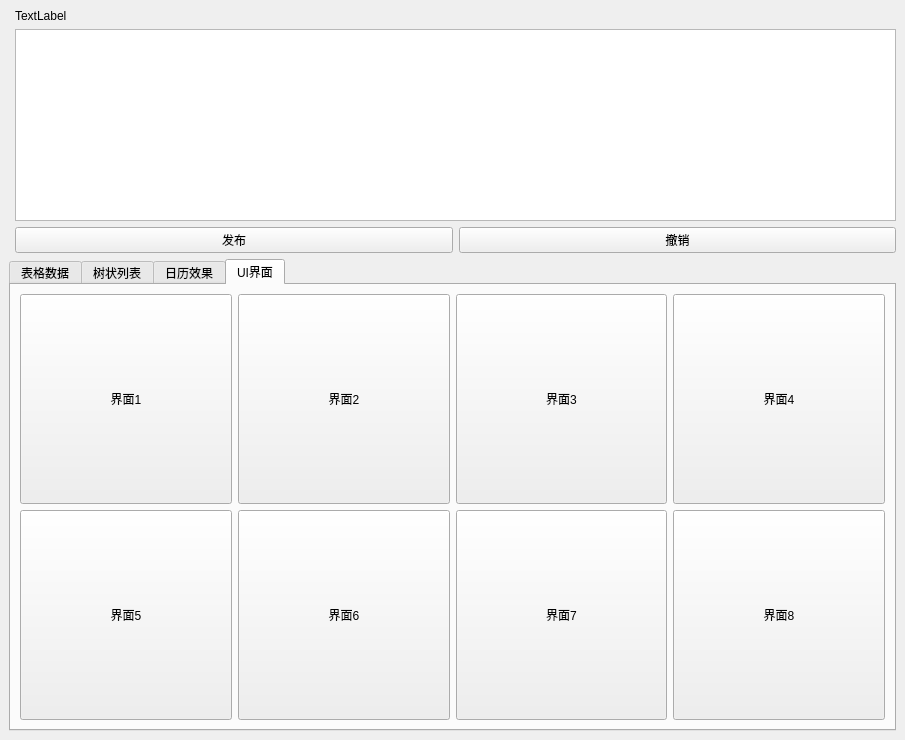
This is CovidSystemControl/CovidSystemControl.ui in fyhhhh/Cov19System as Qt 5 draws it before an edit. The edited form follows.
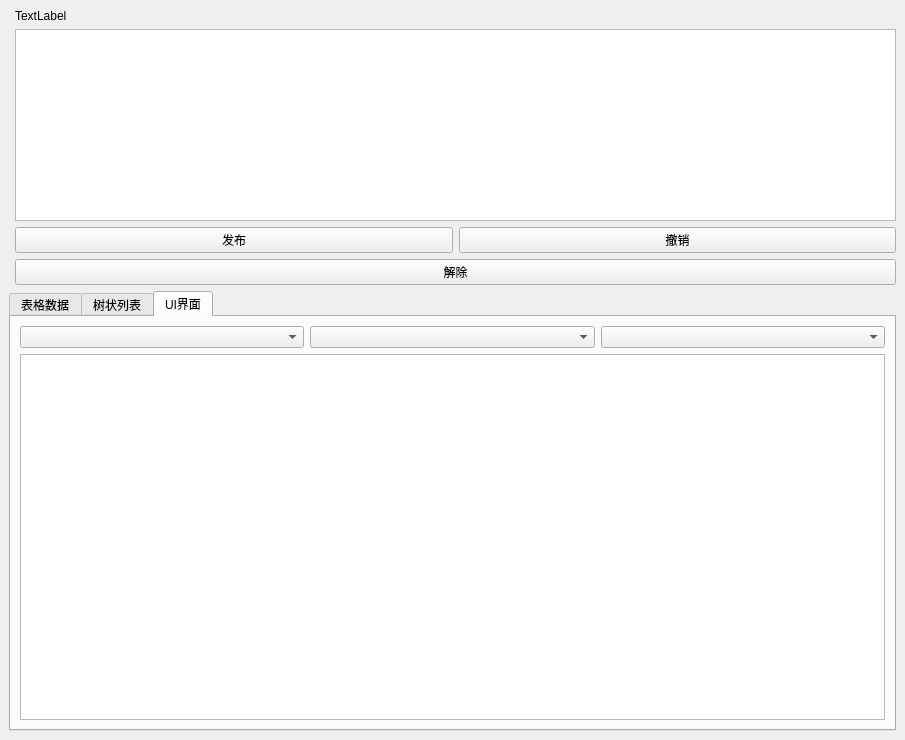
This is the edited form. The open tabs and pages were chosen to show the change.

Patch:
```diff
--- a/CovidSystemControl/CovidSystemControl.ui
+++ b/CovidSystemControl/CovidSystemControl.ui
@@ -14,19 +14,26 @@
    <string>MainWindow</string>
   </property>
   <widget class="QWidget" name="centralwidget">
-   <layout class="QGridLayout" name="gridLayout_7" rowstretch="0,0,0,0,0,0" columnstretch="0,0">
+   <layout class="QGridLayout" name="gridLayout_7" rowstretch="0,0,0,0,0,0,0" columnstretch="0,0">
+    <item row="5" column="1">
+     <widget class="QPushButton" name="pushButton_relieve">
+      <property name="text">
+       <string>解除</string>
+      </property>
+     </widget>
+    </item>
     <item row="4" column="1">
      <layout class="QHBoxLayout" name="horizontalLayout_7">
-      <item>
-       <widget class="QPushButton" name="pushButton_cancel">
-        <property name="text">
-         <string>发布</string>
-        </property>
-       </widget>
-      </item>
       <item>
        <widget class="QPushButton" name="pushButton_release">
         <property name="text">
+         <string>发布</string>
+        </property>
+       </widget>
+      </item>
+      <item>
+       <widget class="QPushButton" name="pushButton_cancel">
+        <property name="text">
          <string>撤销</string>
         </property>
        </widget>
@@ -43,7 +50,18 @@
       </property>
      </widget>
     </item>
-    <item row="5" column="0" colspan="2">
+    <item row="2" column="1" rowspan="2">
+     <widget class="QTextBrowser" name="txtMain">
+      <property name="html">
+       <string>&lt;!DOCTYPE HTML PUBLIC &quot;-//W3C//DTD HTML 4.0//EN&quot; &quot;http://www.w3.org/TR/REC-html40/strict.dtd&quot;&gt;
+&lt;html&gt;&lt;head&gt;&lt;meta name=&quot;qrichtext&quot; content=&quot;1&quot; /&gt;&lt;style type=&quot;text/css&quot;&gt;
+p, li { white-space: pre-wrap; }
+&lt;/style&gt;&lt;/head&gt;&lt;body style=&quot; font-family:'SimSun'; font-size:11.25pt; font-weight:400; font-style:normal;&quot;&gt;
+&lt;p style=&quot;-qt-paragraph-type:empty; margin-top:0px; margin-bottom:0px; margin-left:0px; margin-right:0px; -qt-block-indent:0; text-indent:0px; font-family:'SimSun'; font-size:9pt;&quot;&gt;&lt;br /&gt;&lt;/p&gt;&lt;/body&gt;&lt;/html&gt;</string>
+      </property>
+     </widget>
+    </item>
+    <item row="6" column="0" colspan="2">
      <widget class="QTabWidget" name="tabWidget">
       <property name="currentIndex">
        <number>0</number>
@@ -86,131 +104,26 @@
         </item>
        </layout>
       </widget>
-      <widget class="QWidget" name="tab5">
-       <attribute name="title">
-        <string>日历效果</string>
-       </attribute>
-       <layout class="QHBoxLayout" name="horizontalLayout_5">
-        <item>
-         <widget class="QCalendarWidget" name="calendarWidget1"/>
-        </item>
-        <item>
-         <widget class="QCalendarWidget" name="calendarWidget2">
-          <property name="gridVisible">
-           <bool>true</bool>
-          </property>
-         </widget>
-        </item>
-       </layout>
-      </widget>
       <widget class="QWidget" name="tab9">
        <attribute name="title">
         <string>UI界面</string>
        </attribute>
-       <layout class="QGridLayout" name="gridLayout_4">
-        <item row="0" column="0">
-         <widget class="QPushButton" name="btnUIDemo1">
-          <property name="sizePolicy">
-           <sizepolicy hsizetype="Minimum" vsizetype="Expanding">
-            <horstretch>0</horstretch>
-            <verstretch>0</verstretch>
-           </sizepolicy>
-          </property>
-          <property name="text">
-           <string>界面1</string>
-          </property>
-         </widget>
-        </item>
-        <item row="0" column="1">
-         <widget class="QPushButton" name="btnUIDemo2">
-          <property name="sizePolicy">
-           <sizepolicy hsizetype="Minimum" vsizetype="Expanding">
-            <horstretch>0</horstretch>
-            <verstretch>0</verstretch>
-           </sizepolicy>
-          </property>
-          <property name="text">
-           <string>界面2</string>
-          </property>
-         </widget>
-        </item>
-        <item row="0" column="2">
-         <widget class="QPushButton" name="btnUIDemo3">
-          <property name="sizePolicy">
-           <sizepolicy hsizetype="Minimum" vsizetype="Expanding">
-            <horstretch>0</horstretch>
-            <verstretch>0</verstretch>
-           </sizepolicy>
-          </property>
-          <property name="text">
-           <string>界面3</string>
-          </property>
-         </widget>
-        </item>
-        <item row="0" column="3">
-         <widget class="QPushButton" name="btnUIDemo4">
-          <property name="sizePolicy">
-           <sizepolicy hsizetype="Minimum" vsizetype="Expanding">
-            <horstretch>0</horstretch>
-            <verstretch>0</verstretch>
-           </sizepolicy>
-          </property>
-          <property name="text">
-           <string>界面4</string>
-          </property>
-         </widget>
-        </item>
+       <layout class="QGridLayout" name="gridLayout_4" rowstretch="0,0">
         <item row="1" column="0">
-         <widget class="QPushButton" name="btnUIDemo5">
-          <property name="sizePolicy">
-           <sizepolicy hsizetype="Minimum" vsizetype="Expanding">
-            <horstretch>0</horstretch>
-            <verstretch>0</verstretch>
-           </sizepolicy>
-          </property>
-          <property name="text">
-           <string>界面5</string>
-          </property>
-         </widget>
+         <widget class="QListWidget" name="listWidget_2"/>
         </item>
-        <item row="1" column="1">
-         <widget class="QPushButton" name="btnUIDemo6">
-          <property name="sizePolicy">
-           <sizepolicy hsizetype="Minimum" vsizetype="Expanding">
-            <horstretch>0</horstretch>
-            <verstretch>0</verstretch>
-           </sizepolicy>
-          </property>
-          <property name="text">
-           <string>界面6</string>
-          </property>
-         </widget>
-        </item>
-        <item row="1" column="2">
-         <widget class="QPushButton" name="btnUIDemo7">
-          <property name="sizePolicy">
-           <sizepolicy hsizetype="Minimum" vsizetype="Expanding">
-            <horstretch>0</horstretch>
-            <verstretch>0</verstretch>
-           </sizepolicy>
-          </property>
-          <property name="text">
-           <string>界面7</string>
-          </property>
-         </widget>
-        </item>
-        <item row="1" column="3">
-         <widget class="QPushButton" name="btnUIDemo8">
-          <property name="sizePolicy">
-           <sizepolicy hsizetype="Minimum" vsizetype="Expanding">
-            <horstretch>0</horstretch>
-            <verstretch>0</verstretch>
-           </sizepolicy>
-          </property>
-          <property name="text">
-           <string>界面8</string>
-          </property>
-         </widget>
+        <item row="0" column="0">
+         <layout class="QHBoxLayout" name="horizontalLayout_2">
+          <item>
+           <widget class="QComboBox" name="comboBox_Province"/>
+          </item>
+          <item>
+           <widget class="QComboBox" name="comboBox_City"/>
+          </item>
+          <item>
+           <widget class="QComboBox" name="comboBox_County"/>
+          </item>
+         </layout>
         </item>
        </layout>
       </widget>
```
Left out of the diff: 13 changed lines with no effect on the pictures.
